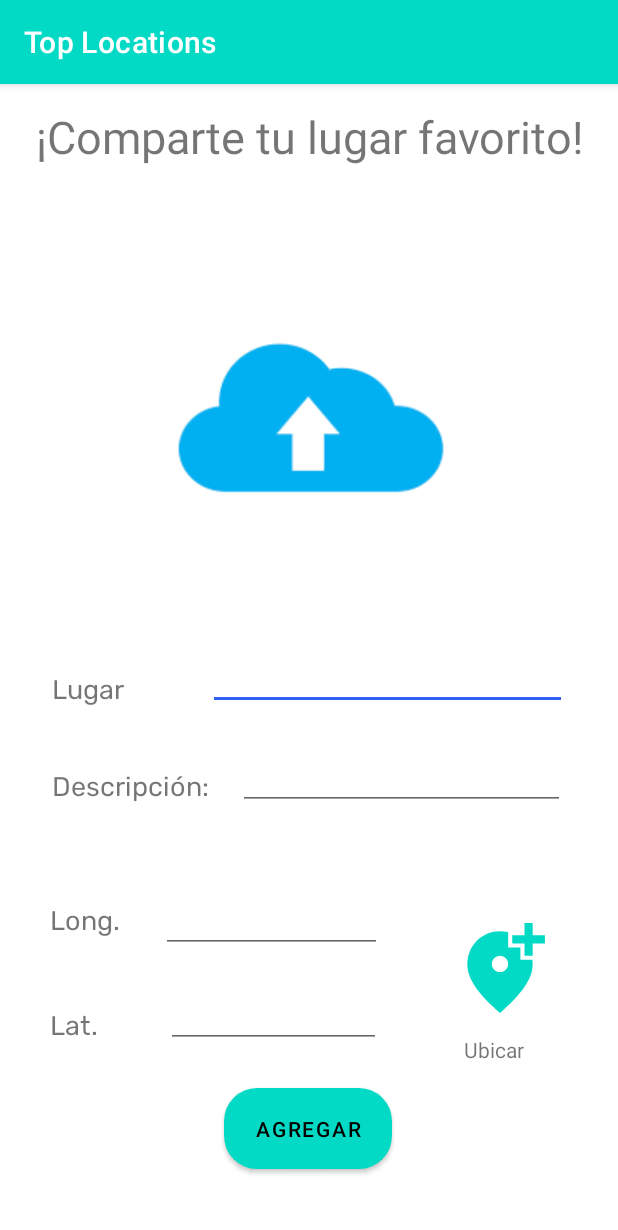
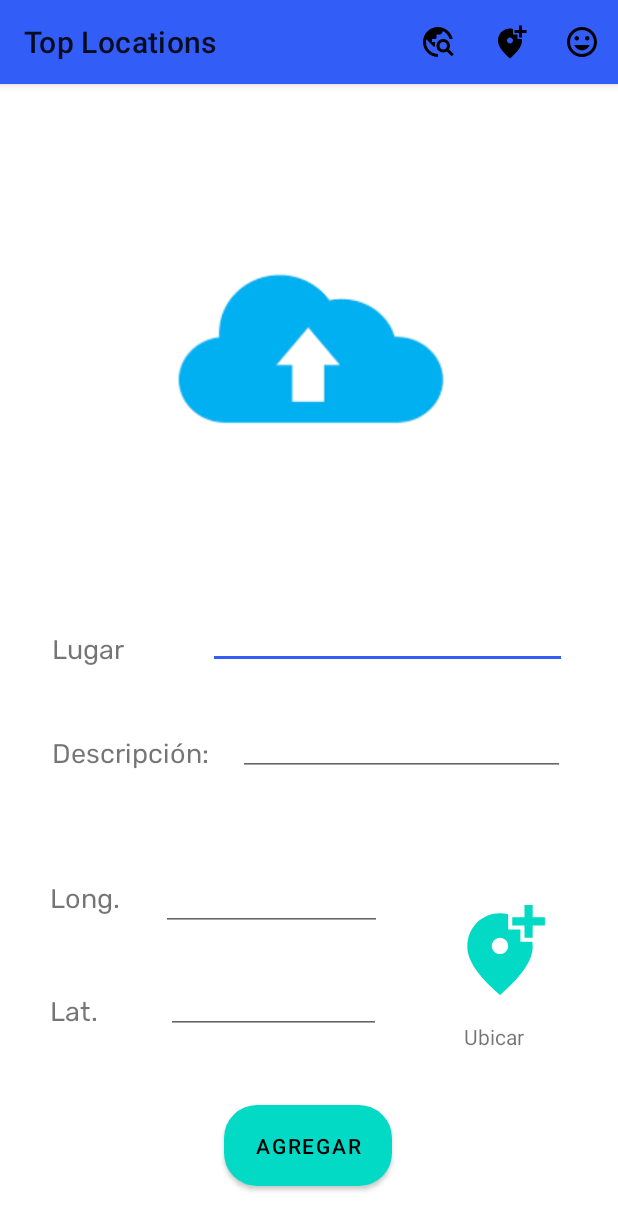
Before and after one commit to Javierzv777/proyecto-grupal-ciclo-4, an Android app: the Crud screen opened directly, with no data from a screen before it, on a phone screen of 412 x 824 dp. Shown: the top 1230 px of the screen. Run offline under Robolectric (Android 15) with nearby library versions, the phone set to English and light mode, and no system bars; our stand-ins replace Firebase (no records; nobody signed in at launch, a user with empty details on screens opened directly), Picasso.

Commit message:
menu class that extends activities

```diff
--- a/app/src/main/java/com/example/myapplication/Crud.java
+++ b/app/src/main/java/com/example/myapplication/Crud.java
@@ -6,6 +6,7 @@ import androidx.activity.result.ActivityResultLauncher;
 import androidx.activity.result.contract.ActivityResultContracts;
 import androidx.annotation.Nullable;
 import androidx.appcompat.app.AppCompatActivity;
+import androidx.appcompat.widget.Toolbar;
 
 import android.annotation.SuppressLint;
 import android.app.Activity;
@@ -36,7 +37,7 @@ import com.squareup.picasso.Picasso;
 import java.nio.charset.StandardCharsets;
 import java.util.ArrayList;
 
-public class Crud extends AppCompatActivity implements ComeBackHome{
+public class Crud extends OptionsMenuActivity implements ComeBackHome{
     private ProductService productService;
     private DBFirebase dbFirebase;
     private DBHelper dbHelper;
@@ -52,6 +53,7 @@ public class Crud extends AppCompatActivity implements ComeBackHome{
     private FirebaseStorage storage;
     private StorageReference storageRef;
     private static final int GALLERY_INTENT = 1;
+    private Toolbar ourToolbar;
 
 
     ActivityResultLauncher<String> content;
@@ -73,6 +75,9 @@ public class Crud extends AppCompatActivity implements ComeBackHome{
         dbHelper = new DBHelper(this);
         storage = FirebaseStorage.getInstance("gs://ciclo4-3f107.appspot.com");
         storageRef = storage.getReference();
+
+        ourToolbar = findViewById(R.id.custom_toolbar);
+        setSupportActionBar(ourToolbar);
 
 
         Intent intentIn = getIntent();
--- a/app/src/main/java/com/example/myapplication/Product.java
+++ b/app/src/main/java/com/example/myapplication/Product.java
@@ -1,6 +1,7 @@
 package com.example.myapplication;
 
 import androidx.appcompat.app.AppCompatActivity;
+import androidx.appcompat.widget.Toolbar;
 
 import android.app.ProgressDialog;
 import android.content.Intent;
--- /dev/null
+++ b/app/src/main/res/drawable/ic_baseline_format_list_numbered_24.xml
@@ -0,0 +1,5 @@
+<vector android:height="24dp" android:tint="#1C237D"
+    android:viewportHeight="24" android:viewportWidth="24"
+    android:width="24dp" xmlns:android="http://schemas.android.com/apk/res/android">
+    <path android:fillColor="@android:color/white" android:pathData="M2,17h2v0.5L3,17.5v1h1v0.5L2,19v1h3v-4L2,16v1zM3,8h1L4,4L2,4v1h1v3zM2,11h1.8L2,13.1v0.9h3v-1L3.2,13L5,10.9L5,10L2,10v1zM7,5v2h14L21,5L7,5zM7,19h14v-2L7,17v2zM7,13h14v-2L7,11v2z"/>
+</vector>
--- /dev/null
+++ b/app/src/main/res/drawable/ic_baseline_my_location_24.xml
@@ -0,0 +1,5 @@
+<vector android:height="24dp" android:tint="#000000"
+    android:viewportHeight="24" android:viewportWidth="24"
+    android:width="24dp" xmlns:android="http://schemas.android.com/apk/res/android">
+    <path android:fillColor="@android:color/white" android:pathData="M12,8c-2.21,0 -4,1.79 -4,4s1.79,4 4,4 4,-1.79 4,-4 -1.79,-4 -4,-4zM20.94,11c-0.46,-4.17 -3.77,-7.48 -7.94,-7.94L13,1h-2v2.06C6.83,3.52 3.52,6.83 3.06,11L1,11v2h2.06c0.46,4.17 3.77,7.48 7.94,7.94L11,23h2v-2.06c4.17,-0.46 7.48,-3.77 7.94,-7.94L23,13v-2h-2.06zM12,19c-3.87,0 -7,-3.13 -7,-7s3.13,-7 7,-7 7,3.13 7,7 -3.13,7 -7,7z"/>
+</vector>
--- /dev/null
+++ b/app/src/main/res/drawable/ic_baseline_pin_drop_24.xml
@@ -0,0 +1,5 @@
+<vector android:height="24dp" android:tint="#000000"
+    android:viewportHeight="24" android:viewportWidth="24"
+    android:width="24dp" xmlns:android="http://schemas.android.com/apk/res/android">
+    <path android:fillColor="@android:color/white" android:pathData="M18,8c0,-3.31 -2.69,-6 -6,-6S6,4.69 6,8c0,4.5 6,11 6,11s6,-6.5 6,-11zM10,8c0,-1.1 0.9,-2 2,-2s2,0.9 2,2 -0.89,2 -2,2c-1.1,0 -2,-0.9 -2,-2zM5,20v2h14v-2L5,20z"/>
+</vector>
--- /dev/null
+++ b/app/src/main/res/drawable/ic_baseline_star_border_24.xml
@@ -0,0 +1,5 @@
+<vector android:height="24dp" android:tint="#000000"
+    android:viewportHeight="24" android:viewportWidth="24"
+    android:width="24dp" xmlns:android="http://schemas.android.com/apk/res/android">
+    <path android:fillColor="@android:color/white" android:pathData="M22,9.24l-7.19,-0.62L12,2 9.19,8.63 2,9.24l5.46,4.73L5.82,21 12,17.27 18.18,21l-1.63,-7.03L22,9.24zM12,15.4l-3.76,2.27 1,-4.28 -3.32,-2.88 4.38,-0.38L12,6.1l1.71,4.04 4.38,0.38 -3.32,2.88 1,4.28L12,15.4z"/>
+</vector>
--- /dev/null
+++ b/app/src/main/res/drawable/ic_baseline_tag_faces_24.xml
@@ -0,0 +1,5 @@
+<vector android:height="24dp" android:tint="#000000"
+    android:viewportHeight="24" android:viewportWidth="24"
+    android:width="24dp" xmlns:android="http://schemas.android.com/apk/res/android">
+    <path android:fillColor="@android:color/white" android:pathData="M11.99,2C6.47,2 2,6.48 2,12s4.47,10 9.99,10C17.52,22 22,17.52 22,12S17.52,2 11.99,2zM12,20c-4.42,0 -8,-3.58 -8,-8s3.58,-8 8,-8 8,3.58 8,8 -3.58,8 -8,8zM15.5,11c0.83,0 1.5,-0.67 1.5,-1.5S16.33,8 15.5,8 14,8.67 14,9.5s0.67,1.5 1.5,1.5zM8.5,11c0.83,0 1.5,-0.67 1.5,-1.5S9.33,8 8.5,8 7,8.67 7,9.5 7.67,11 8.5,11zM12,17.5c2.33,0 4.31,-1.46 5.11,-3.5L6.89,14c0.8,2.04 2.78,3.5 5.11,3.5z"/>
+</vector>
--- /dev/null
+++ b/app/src/main/res/drawable/ic_baseline_travel_explore_24.xml
@@ -0,0 +1,5 @@
+<vector android:height="24dp" android:tint="#000000"
+    android:viewportHeight="24" android:viewportWidth="24"
+    android:width="24dp" xmlns:android="http://schemas.android.com/apk/res/android">
+    <path android:fillColor="@android:color/white" android:pathData="M19.3,16.9c0.4,-0.7 0.7,-1.5 0.7,-2.4c0,-2.5 -2,-4.5 -4.5,-4.5S11,12 11,14.5s2,4.5 4.5,4.5c0.9,0 1.7,-0.3 2.4,-0.7l3.2,3.2l1.4,-1.4L19.3,16.9zM15.5,17c-1.4,0 -2.5,-1.1 -2.5,-2.5s1.1,-2.5 2.5,-2.5s2.5,1.1 2.5,2.5S16.9,17 15.5,17zM12,20v2C6.48,22 2,17.52 2,12C2,6.48 6.48,2 12,2c4.84,0 8.87,3.44 9.8,8h-2.07c-0.64,-2.46 -2.4,-4.47 -4.73,-5.41V5c0,1.1 -0.9,2 -2,2h-2v2c0,0.55 -0.45,1 -1,1H8v2h2v3H9l-4.79,-4.79C4.08,10.79 4,11.38 4,12C4,16.41 7.59,20 12,20z"/>
+</vector>
--- a/app/src/main/res/layout/activity_crud.xml
+++ b/app/src/main/res/layout/activity_crud.xml
@@ -9,13 +9,17 @@
     android:orientation="vertical"
     tools:context=".Crud">
 
+    <include
+        layout="@layout/custom_toolbar"/>
+
 
     <TextView
         android:id="@+id/textView3"
         android:layout_width="wrap_content"
         android:layout_height="wrap_content"
         android:text="@string/textView3"
-        android:textSize="30dp"
+        android:textAlignment="viewStart"
+        android:textSize="24dp"
         app:layout_constraintBottom_toBottomOf="parent"
         app:layout_constraintEnd_toEndOf="parent"
         app:layout_constraintHorizontal_bias="0.515"
@@ -183,12 +187,13 @@
         android:layout_height="54dp"
         android:background="@drawable/radius"
         android:text="@string/btnFormProduct"
+
         app:layout_constraintBottom_toBottomOf="parent"
         app:layout_constraintEnd_toEndOf="parent"
         app:layout_constraintHorizontal_bias="0.498"
         app:layout_constraintStart_toStartOf="parent"
         app:layout_constraintTop_toTopOf="parent"
-        app:layout_constraintVertical_bias="0.937" />
+        app:layout_constraintVertical_bias="0.957" />
 
 
 </androidx.constraintlayout.widget.ConstraintLayout>
--- a/app/src/main/res/layout/activity_home.xml
+++ b/app/src/main/res/layout/activity_home.xml
@@ -11,6 +11,9 @@
         android:layout_height="match_parent"
         android:orientation="vertical"
         android:gravity="center">
+
+    <include
+        layout="@layout/custom_toolbar"/>
 
         <TextView
             android:id="@+id/textHome"
--- a/app/src/main/res/layout/activity_product.xml
+++ b/app/src/main/res/layout/activity_product.xml
@@ -5,6 +5,7 @@
     android:layout_width="match_parent"
     android:layout_height="match_parent"
     tools:context=".Product">
+
 
     <TextView
         android:id="@+id/textProductTitle"
--- /dev/null
+++ b/app/src/main/res/layout/custom_toolbar.xml
@@ -0,0 +1,11 @@
+<?xml version="1.0" encoding="utf-8"?>
+<androidx.appcompat.widget.Toolbar xmlns:android="http://schemas.android.com/apk/res/android"
+    android:layout_width="match_parent"
+    android:layout_height="?attr/actionBarSize"
+    android:background="?attr/colorAccent"
+    android:minHeight="?attr/actionBarSize"
+    android:elevation="4dp"
+    android:id="@+id/custom_toolbar"
+    android:theme="@style/ThemeOverlay.AppCompat.Light">
+
+</androidx.appcompat.widget.Toolbar>
--- /dev/null
+++ b/app/src/main/res/menu/menu_all.xml
@@ -0,0 +1,31 @@
+<?xml version="1.0" encoding="utf-8"?>
+<menu xmlns:android="http://schemas.android.com/apk/res/android"
+    xmlns:app="http://schemas.android.com/apk/res-auto">
+
+    <item android:id="@+id/explore"
+        android:icon="@drawable/ic_baseline_travel_explore_24"
+        android:title="Explore"
+        app:showAsAction="ifRoom"/>
+
+    <item android:id="@+id/actionAdd"
+        android:icon="@drawable/ic_baseline_add_location_alt_24"
+        android:title="Top Shared Locations"
+        app:showAsAction="ifRoom"/>
+
+    <item android:id="@+id/account"
+        android:icon="@drawable/ic_baseline_tag_faces_24"
+        android:title="My Account"
+        app:showAsAction="always">
+        <menu>
+            <item android:id="@+id/my_places"
+                android:icon="@drawable/ic_baseline_pin_drop_24"
+                android:title="My Top Places"
+                app:showAsAction="collapseActionView"/>
+
+            <item android:id="@+id/my_location"
+                android:icon="@drawable/ic_baseline_my_location_24"
+                android:title="My Location"
+                app:showAsAction="collapseActionView"/>
+        </menu>
+    </item>
+</menu>
--- a/app/src/main/res/values/themes.xml
+++ b/app/src/main/res/values/themes.xml
@@ -1,6 +1,6 @@
 <resources xmlns:tools="http://schemas.android.com/tools">
     <!-- Base application theme. -->
-    <style name="Theme.MyApplication" parent="Theme.MaterialComponents.DayNight.DarkActionBar">
+    <style name="Theme.MyApplication" parent="Theme.MaterialComponents.DayNight.NoActionBar">
         <!-- Primary brand color. -->
         <item name="colorPrimary">@color/teal_200</item>
         <item name="colorPrimaryVariant">@color/purple_500</item>
```
Also changed, not shown: app/src/main/java/com/example/myapplication/FormActivity.java (+7 -2 lines), app/src/main/java/com/example/myapplication/Home.java (+11 -2 lines), app/src/main/java/com/example/myapplication/MainActivity.java (+23 -4 lines), app/src/main/java/com/example/myapplication/OptionsMenuActivity.java (added, +49 -0 lines), app/src/main/res/drawable/ic_twotone_share_24.xml (added, +14 -0 lines), app/src/main/res/layout/activity_form.xml (+7 -18 lines).
